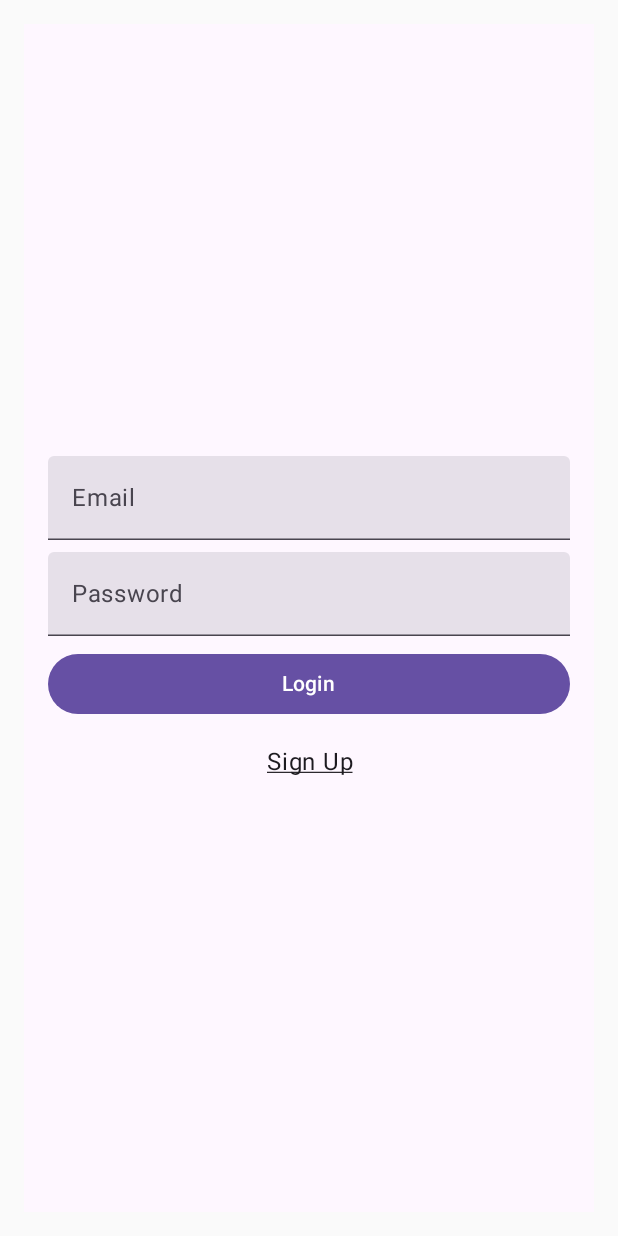
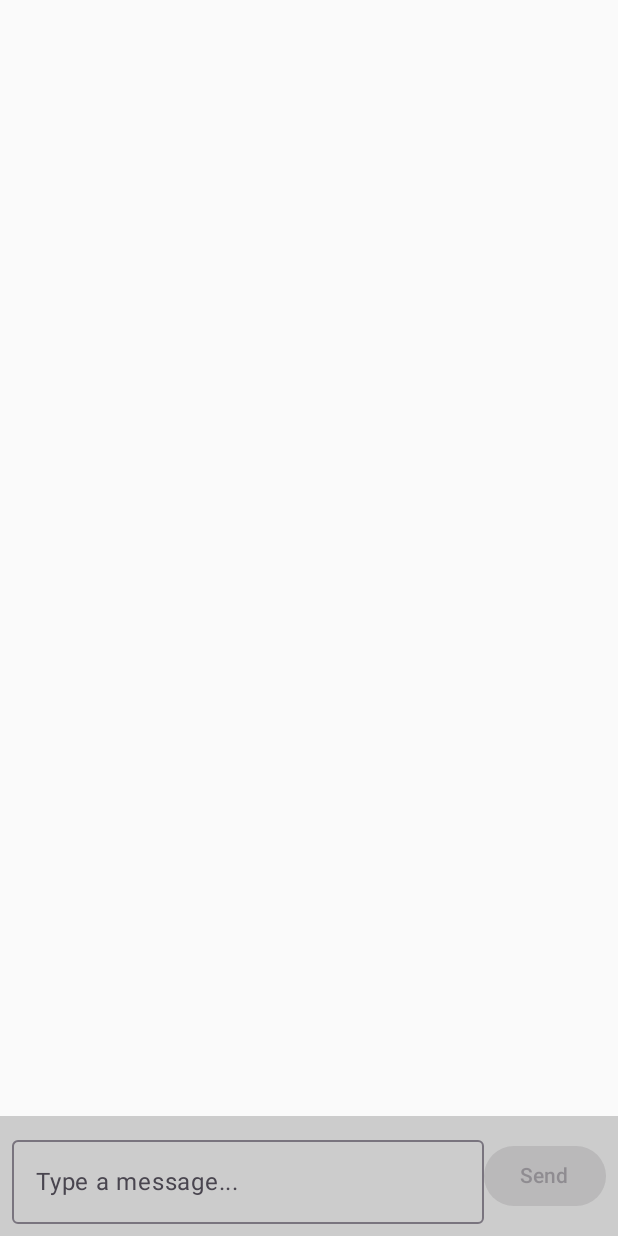
Before and after one commit to vanessatan157/mobsec, an Android app built with Jetpack Compose: the screen it shows after launch (MainActivity), on a phone screen of 412 x 824 dp. Run offline under Robolectric (Android 15) with nearby library versions, the phone set to English and light mode, and no system bars; our stand-ins replace Firebase (no records; nobody signed in at launch, a user with empty details on screens opened directly).

Commit message:
update send messge

```diff
--- /dev/null
+++ b/app/src/main/java/com/example/myapplication/ChatScreen.kt
@@ -0,0 +1,164 @@
+package com.example.myapplication
+
+import androidx.compose.foundation.background
+import androidx.compose.foundation.clickable
+import androidx.compose.foundation.layout.*
+import androidx.compose.foundation.lazy.LazyColumn
+import androidx.compose.foundation.lazy.items
+import androidx.compose.foundation.text.KeyboardActions
+import androidx.compose.foundation.text.KeyboardOptions
+import androidx.compose.material3.*
+import androidx.compose.runtime.*
+import androidx.compose.ui.Alignment
+import androidx.compose.ui.Modifier
+import androidx.compose.ui.graphics.Color
+import androidx.compose.ui.platform.LocalContext
+import androidx.compose.ui.platform.LocalSoftwareKeyboardController
+import androidx.compose.ui.text.input.ImeAction
+import androidx.compose.ui.unit.dp
+import androidx.navigation.NavController
+import com.google.firebase.firestore.FirebaseFirestore
+import java.util.*
+
+@Composable
+fun ChatScreen(navController: NavController) {
+    var selectedUsername by remember { mutableStateOf("") }
+    var showToast by remember { mutableStateOf(false) }
+    var toastMessage by remember { mutableStateOf("") }
+    var messageText by remember { mutableStateOf("") }
+    var chatMessages by remember { mutableStateOf(listOf<String>()) }
+
+    val context = LocalContext.current
+    val keyboardController = LocalSoftwareKeyboardController.current
+
+    // Fetch the list of usernames from Firestore
+    val userCollection = FirebaseFirestore.getInstance().collection("users")
+    var userList by remember {
+        mutableStateOf<List<String>>(emptyList())
+    }
+
+    LaunchedEffect(key1 = true) {
+        userCollection.get()
+            .addOnSuccessListener { result ->
+                val usernames = mutableListOf<String>()
+                for (document in result) {
+                    val username = document.getString("username")
+                    username?.let {
+                        usernames.add(it)
+                    }
+                }
+                userList = usernames
+            }
+            .addOnFailureListener { e ->
+                showToast = true
+                toastMessage = "Error fetching usernames: ${e.message}"
+            }
+    }
+
+    Column(modifier = Modifier.fillMaxSize()) {
+        // Display the list of usernames
+        UserList(userList = userList, selectedUsername = selectedUsername) { username ->
+            selectedUsername = username
+        }
+
+        // Display chat messages
+        LazyColumn(
+            modifier = Modifier.weight(1f)
+        ) {
+            items(chatMessages) { message ->
+                ChatMessage(text = message, isSentByCurrentUser = message.startsWith("current_user_id"))
+            }
+        }
+
+        // Input field and send button
+        Surface(
+            color = Color.LightGray,
+            modifier = Modifier.fillMaxWidth()
+        ) {
+            Row(
+                verticalAlignment = Alignment.CenterVertically,
+                modifier = Modifier.padding(8.dp)
+            ) {
+                // Input field for typing messages
+                OutlinedTextField(
+                    value = messageText,
+                    onValueChange = { messageText = it },
+                    label = { Text("Type a message...") },
+                    keyboardOptions = KeyboardOptions(imeAction = ImeAction.Send),
+                    keyboardActions = KeyboardActions(onSend = {
+                        sendMessage(selectedUsername, messageText)
+                        messageText = ""
+                        keyboardController?.hide()
+                    }),
+                    modifier = Modifier.weight(1f)
+                )
+
+                // Send button
+                Button(
+                    onClick = {
+                        sendMessage(selectedUsername, messageText)
+                        messageText = ""
+                        keyboardController?.hide()
+                    },
+                    enabled = messageText.isNotBlank()
+                ) {
+                    Text("Send")
+                }
+            }
+        }
+    }
+}
+
+fun sendMessage(recipientUsername: String, message: String) {
+    val firestore = FirebaseFirestore.getInstance()
+    val chatCollection = firestore.collection("chat")
+    val messageMap = hashMapOf(
+        "sender" to "current_user_id", // Replace with the current user ID
+        "recipient" to recipientUsername,
+        "message" to message,
+        "timestamp" to Date().toString()
+    )
+    chatCollection.add(messageMap)
+}
+
+@Composable
+fun UserList(userList: List<String>, selectedUsername: String, onUsernameSelected: (String) -> Unit) {
+    Column(
+        modifier = Modifier.fillMaxWidth()
+    ) {
+        userList.forEach { username ->
+            Text(
+                text = username,
+                modifier = Modifier
+                    .fillMaxWidth()
+                    .clickable {
+                        onUsernameSelected(username)
+                    }
+                    .padding(vertical = 4.dp, horizontal = 8.dp)
+                    .background(
+                        color = if (username == selectedUsername) Color.LightGray else Color.Transparent
+                    )
+            )
+        }
+    }
+}
+
+@Composable
+fun ChatMessage(text: String, isSentByCurrentUser: Boolean) {
+    Row(
+        modifier = Modifier.padding(8.dp),
+        horizontalArrangement = if (isSentByCurrentUser) Arrangement.End else Arrangement.Start
+    ) {
+        Surface(
+            color = if (isSentByCurrentUser) Color.Blue else Color.Gray,
+            shape = MaterialTheme.shapes.medium
+        ) {
+            Text(
+                text = text,
+                color = Color.White,
+                style = MaterialTheme.typography.bodySmall,
+                modifier = Modifier.padding(8.dp)
+            )
+        }
+    }
+}
--- a/app/src/main/java/com/example/myapplication/MainActivity.kt
+++ b/app/src/main/java/com/example/myapplication/MainActivity.kt
@@ -18,12 +18,15 @@ class MainActivity : ComponentActivity() {
                 val navController = rememberNavController()
 
                 // Set up the NavHost with LoginScreen and SignupScreen
-                NavHost(navController = navController, startDestination = "login") {
+                NavHost(navController = navController, startDestination = "chat") {
                     composable("login") {
                         LoginScreen(navController)
                     }
                     composable("signup") {
                         SignupScreen(navController)
+                    }
+                    composable("chat") {
+                        ChatScreen(navController)
                     }
                     composable("profile") {
                         ProfileScreen(navController)
```
